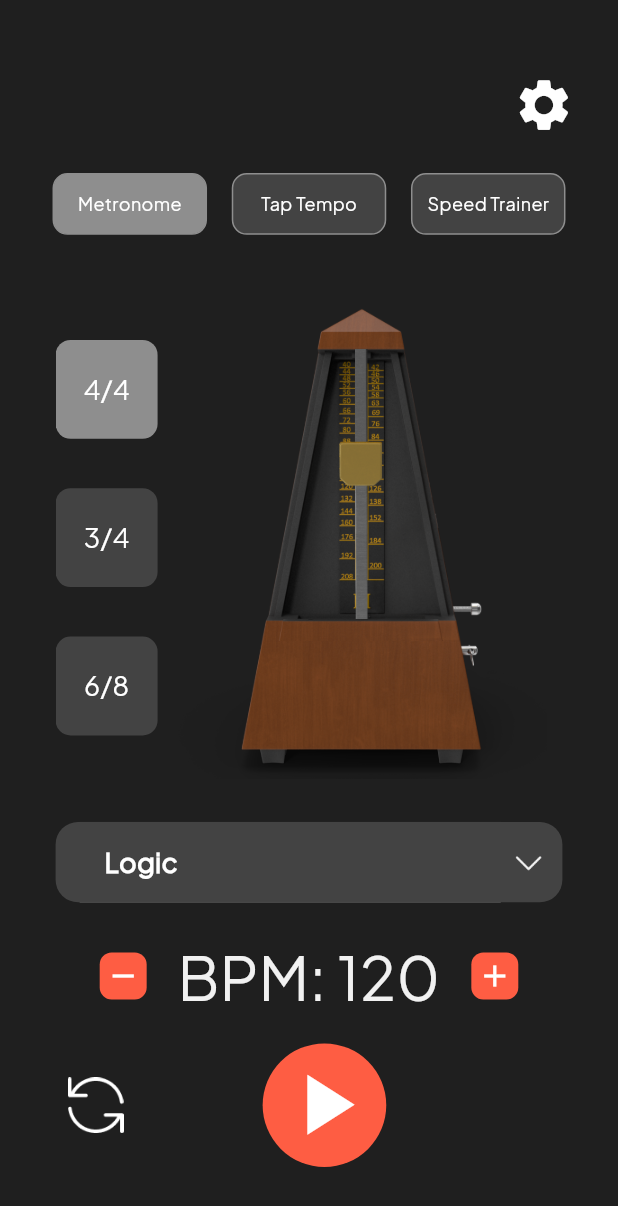
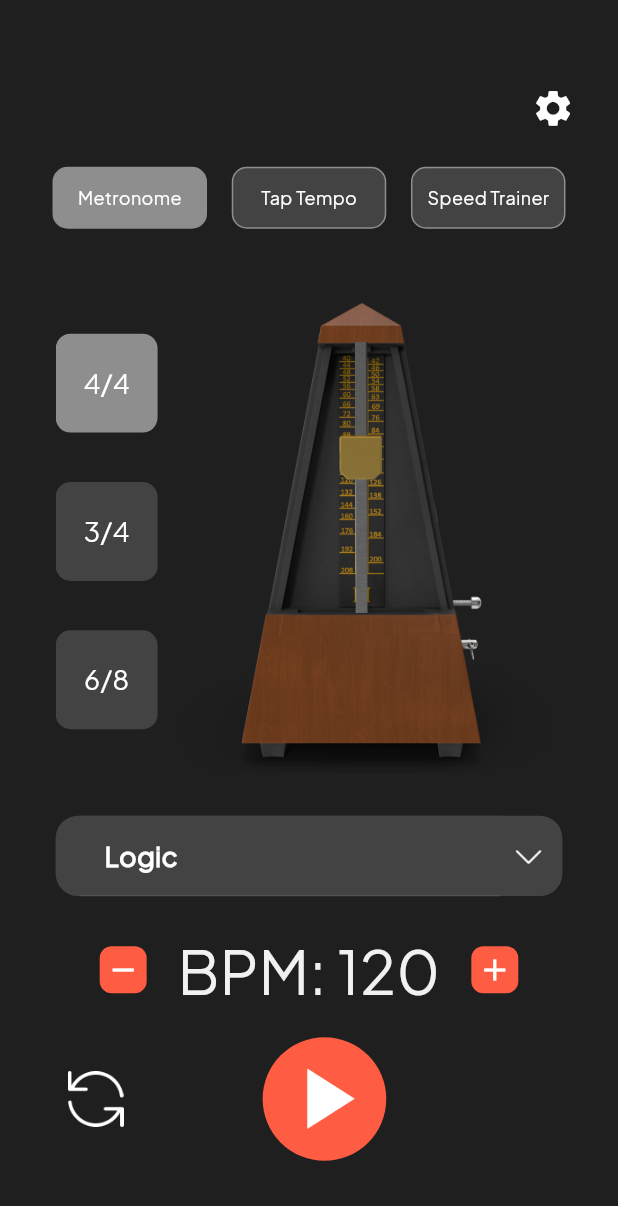
Before and after one commit to Zakariya5567/flutter-jhg-rhythm-master, a Flutter app: the HomeScreen screen opened directly, on a phone screen of 412 x 824 dp. Shown: the top 1206 px of the screen. Run offline on Flutter 3.47's test engine with Material 2 defaults, Android fonts, the phone set to English and light mode, and no system bars; our stand-ins replace just_audio; missing offline and left inert: reg_page.

Commit message:
Adjusted settings icon size

```diff
--- a/lib/screens/home_screen.dart
+++ b/lib/screens/home_screen.dart
@@ -58,7 +58,7 @@ class _HomeScreenState extends State<HomeScreen> with TickerProviderStateMixin {
       color: AppColors.blackPrimary,
       child: Padding(
         padding: EdgeInsets.only(
-          top: height * 0.05,
+          top: height * 0.06,
           bottom: 0,
           left: width * 0.06,
           right: width * 0.06,
@@ -82,7 +82,7 @@ class _HomeScreenState extends State<HomeScreen> with TickerProviderStateMixin {
                   child: Icon(
                     Icons.settings,
                     color: AppColors.whitePrimary,
-                    size: width * 0.1,
+                    size: width * 0.07,
                   ),
                 ),
               ),
```
